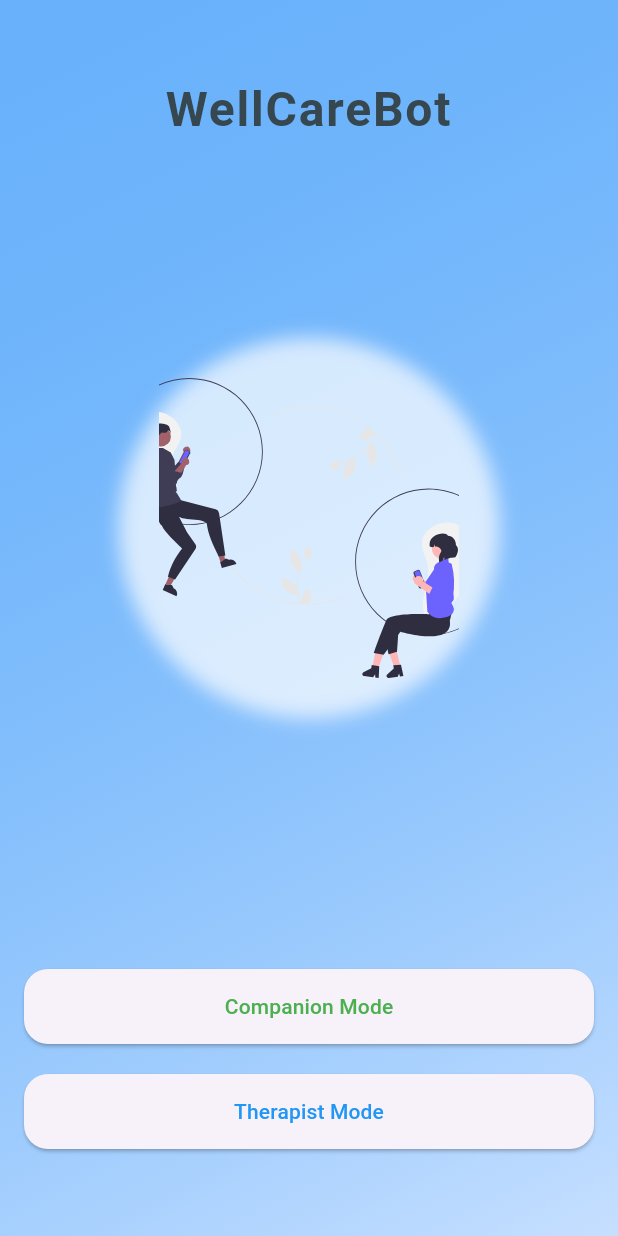
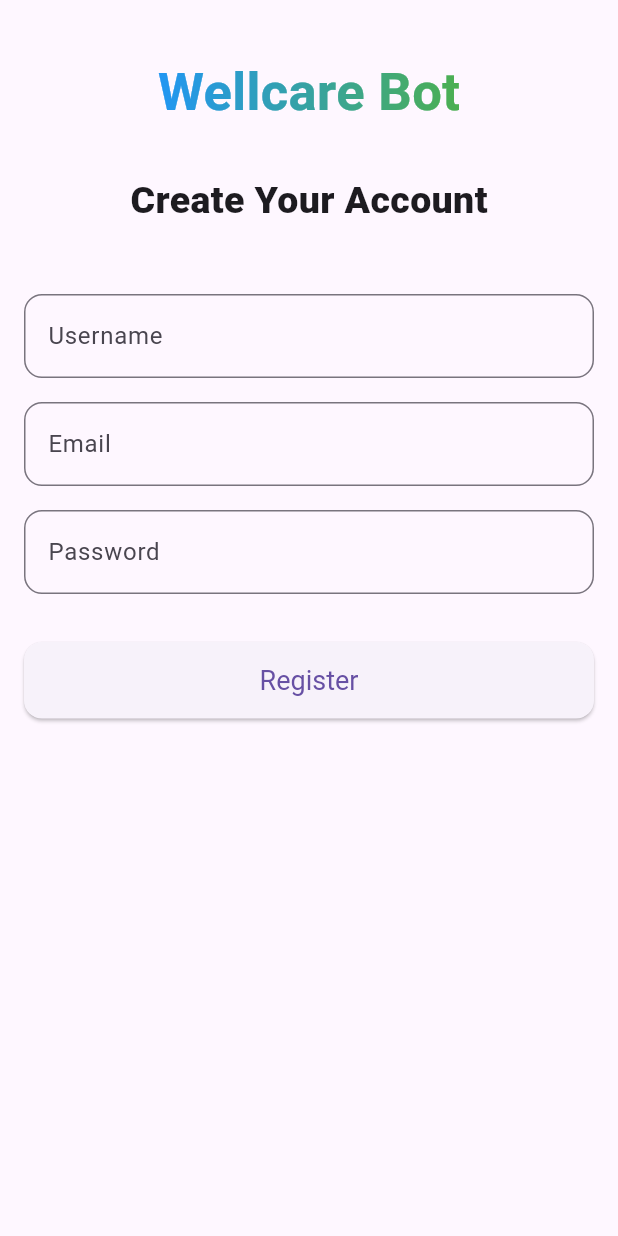
Before and after one commit to katendejericho5/mental-health-bot2, a Flutter app: the screen it shows after launch, after a tap on "Skip", on a phone screen of 412 x 824 dp. Run offline on Flutter 3.47's test engine with Material 3 defaults, Android fonts, the light colour scheme and no system bars; our stand-ins replace flutter_svg, font_awesome_flutter, introduction_screen; network calls fail.

Commit message:
initial regisrtation page

```diff
--- /dev/null
+++ b/Frontend/lib/screens/Authentication/registration.dart
@@ -0,0 +1,142 @@
+import 'package:flutter/material.dart';
+
+class RegisterScreen extends StatefulWidget {
+  @override
+  _RegisterScreenState createState() => _RegisterScreenState();
+}
+
+class _RegisterScreenState extends State<RegisterScreen> {
+  final _formKey = GlobalKey<FormState>();
+  String _name = '';
+  String _email = '';
+  String _password = '';
+
+  void _submit() {
+    if (_formKey.currentState?.validate() ?? false) {
+      _formKey.currentState?.save();
+      // Handle registration logic here
+      print('Name: $_name');
+      print('Email: $_email');
+      print('Password: $_password');
+    }
+  }
+
+  @override
+  Widget build(BuildContext context) {
+    return Scaffold(
+      body: Container(
+        padding: const EdgeInsets.all(16.0),
+        child: Form(
+          key: _formKey,
+          child: ListView(
+            children: [
+              Column(
+                mainAxisAlignment: MainAxisAlignment.center,
+                children: [
+                  SizedBox(height: 20),
+                  ShaderMask(
+                    shaderCallback: (bounds) => LinearGradient(
+                      colors: [Colors.blue, Colors.green],
+                      tileMode: TileMode.mirror,
+                    ).createShader(bounds),
+                    child: Text(
+                      'Wellcare Bot',
+                      style: TextStyle(
+                        fontSize: 35,
+                        fontWeight: FontWeight.bold,
+                        color:
+                            Colors.white, // this will be replaced by gradient
+                      ),
+                    ),
+                  ),
+                  SizedBox(height: 30),
+                  Container(
+                    child: Text(
+                      'Create Your Account',
+                      style: TextStyle(
+                        fontSize: 25,
+                        fontWeight: FontWeight.w800,
+                      ),
+                    ),
+                    height: 80.0, // Adjust the height as needed
+                  ),
+                ],
+              ),
+              TextFormField(
+                decoration: InputDecoration(
+                  labelText: 'Username',
+                  border: OutlineInputBorder(
+                    borderRadius: BorderRadius.circular(12.0),
+                  ),
+                ),
+                validator: (value) {
+                  if (value == null || value.isEmpty) {
+                    return 'Please enter your name';
+                  }
+                  return null;
+                },
+                onSaved: (value) {
+                  _name = value!;
+                },
+              ),
+              SizedBox(height: 16.0),
+              TextFormField(
+                decoration: InputDecoration(
+                  labelText: 'Email',
+                  border: OutlineInputBorder(
+                    borderRadius: BorderRadius.circular(12.0),
+                  ),
+                ),
+                keyboardType: TextInputType.emailAddress,
+                validator: (value) {
+                  if (value == null || value.isEmpty) {
+                    return 'Please enter your email';
+                  } else if (!RegExp(r'^[^@]+@[^@]+\.[^@]+').hasMatch(value)) {
+                    return 'Please enter a valid email address';
+                  }
+                  return null;
+                },
+                onSaved: (value) {
+                  _email = value!;
+                },
+              ),
+              SizedBox(height: 16.0),
+              TextFormField(
+                decoration: InputDecoration(
+                  labelText: 'Password',
+                  border: OutlineInputBorder(
+                    borderRadius: BorderRadius.circular(12.0),
+                  ),
+                ),
+                obscureText: true,
+                validator: (value) {
+                  if (value == null || value.isEmpty) {
+                    return 'Please enter your password';
+                  } else if (value.length < 6) {
+                    return 'Password must be at least 6 characters long';
+                  }
+                  return null;
+                },
+                onSaved: (value) {
+                  _password = value!;
+                },
+              ),
+              SizedBox(height: 32.0),
+              ElevatedButton(
+                onPressed: _submit,
+                child: Text('Register'),
+                style: ElevatedButton.styleFrom(
+                  padding: EdgeInsets.symmetric(vertical: 15.0),
+                  textStyle: TextStyle(fontSize: 18),
+                  shape: RoundedRectangleBorder(
+                    borderRadius: BorderRadius.circular(12.0),
+                  ),
+                ),
+              ),
+            ],
+          ),
+        ),
+      ),
+    );
+  }
+}
--- a/Frontend/lib/screens/homepage.dart
+++ b/Frontend/lib/screens/Home/homepage.dart
@@ -1,7 +1,7 @@
 import 'package:flutter/material.dart';
 import 'package:flutter_svg/flutter_svg.dart';
-import 'package:mentalhealth/screens/companion.dart';
-import 'package:mentalhealth/screens/therapist.dart';
+import 'package:mentalhealth/screens/Home/companion.dart';
+import 'package:mentalhealth/screens/Home/therapist.dart';
 
 class HomePage extends StatelessWidget {
   const HomePage({super.key});
--- a/Frontend/lib/screens/therapist.dart
+++ b/Frontend/lib/screens/Home/therapist.dart
@@ -3,7 +3,7 @@ import 'package:flutter/material.dart';
 import 'package:flutter_svg/svg.dart';
 import 'package:font_awesome_flutter/font_awesome_flutter.dart';
 import 'package:mentalhealth/services/api_service.dart';
-import 'package:mentalhealth/screens/chatbot.dart';
+import 'package:mentalhealth/screens/Home/chatbot.dart';
 
 class TherapistPage extends StatefulWidget {
   const TherapistPage({super.key});
--- a/Frontend/lib/screens/introduction.dart
+++ b/Frontend/lib/screens/introduction.dart
@@ -1,6 +1,7 @@
 import 'package:flutter/material.dart';
 import 'package:introduction_screen/introduction_screen.dart';
-import 'package:mentalhealth/screens/homepage.dart';
+import 'package:mentalhealth/screens/Authentication/registration.dart';
+import 'package:mentalhealth/screens/Home/homepage.dart';
 
 class IntroductionPage extends StatelessWidget {
   IntroductionPage({Key? key}) : super(key: key);
@@ -79,7 +80,7 @@ class IntroductionPage extends StatelessWidget {
         Navigator.push(
           context,
           MaterialPageRoute(
-            builder: (context) => const HomePage(),
+            builder: (context) =>  RegisterScreen(),
           ),
         );
       },
```
Also changed, not shown: Frontend/lib/screens/Authentication/login.dart (added, +182 -0 lines), Frontend/lib/screens/Home/chatbot.dart (renamed from Frontend/lib/screens/chatbot.dart), Frontend/lib/screens/Home/companion.dart (renamed from Frontend/lib/screens/companion.dart).
